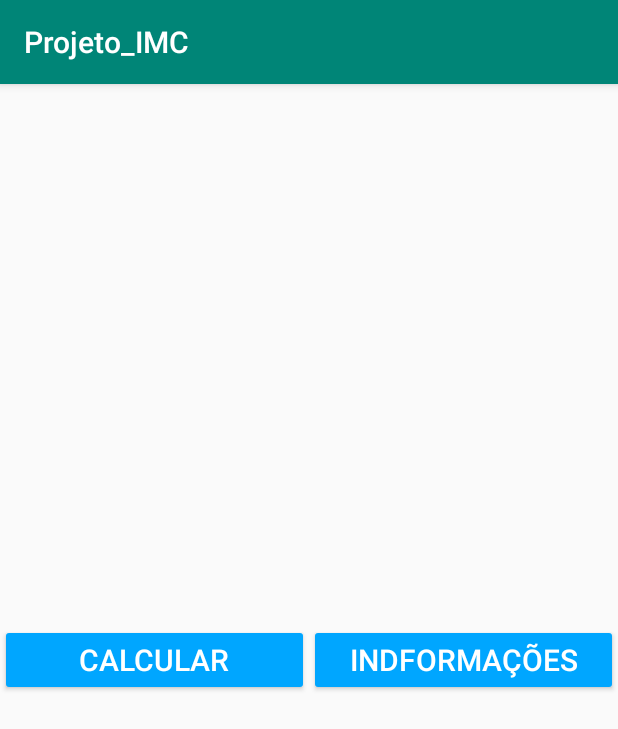
After one commit to ksanches/APP_IMC, an Android app: the fragment PrimeiroFragment shown on its own in the app's theme, on a phone screen of 412 x 824 dp. The commit adds this screen. Shown: the top 729 px of the screen. Run offline under Robolectric (Android 15) with nearby library versions, the phone set to English and light mode, and no system bars.

Commit message:
fragments

```diff
--- a/Projeto_IMC/app/build.gradle
+++ b/Projeto_IMC/app/build.gradle
@@ -23,6 +23,7 @@ dependencies {
     implementation fileTree(dir: 'libs', include: ['*.jar'])
     implementation 'androidx.appcompat:appcompat:1.1.0'
     implementation 'androidx.constraintlayout:constraintlayout:1.1.3'
+    implementation 'androidx.legacy:legacy-support-v4:1.0.0'
     testImplementation 'junit:junit:4.12'
     androidTestImplementation 'androidx.test:runner:1.1.1'
     androidTestImplementation 'androidx.test.espresso:espresso-core:3.1.1'
--- /dev/null
+++ b/Projeto_IMC/app/src/main/java/com/example/projeto_imc/PrimeiroFragment.java
@@ -0,0 +1,31 @@
+package com.example.projeto_imc;
+
+
+import android.os.Bundle;
+
+import androidx.fragment.app.Fragment;
+
+import android.view.LayoutInflater;
+import android.view.View;
+import android.view.ViewGroup;
+
+
+/**
+ * A simple {@link Fragment} subclass.
+ */
+public class PrimeiroFragment extends Fragment {
+
+
+    public PrimeiroFragment() {
+        // Required empty public constructor
+    }
+
+
+    @Override
+    public View onCreateView(LayoutInflater inflater, ViewGroup container,
+                             Bundle savedInstanceState) {
+        // Inflate the layout for this fragment
+        return inflater.inflate(R.layout.fragment_primeiro, container, false);
+    }
+
+}
--- /dev/null
+++ b/Projeto_IMC/app/src/main/java/com/example/projeto_imc/interfaces/Comunicador.java
@@ -0,0 +1,6 @@
+package com.example.projeto_imc.interfaces;
+
+public interface Comunicador {
+    //Método que recebe como parametro um objeto do tipo SistemaOperacional
+    void recebeMensagem(IMC imc);
+}
--- /dev/null
+++ b/Projeto_IMC/app/src/main/res/layout/fragment_primeiro.xml
@@ -0,0 +1,29 @@
+<?xml version="1.0" encoding="utf-8"?>
+<LinearLayout xmlns:android="http://schemas.android.com/apk/res/android"
+    xmlns:tools="http://schemas.android.com/tools"
+    android:layout_width="match_parent"
+    android:layout_height="match_parent"
+    tools:context=".PrimeiroFragment">
+
+    <Button
+        android:id="@+id/btnAndroid"
+        android:layout_width="0dp"
+        android:layout_weight="1"
+        android:layout_height="wrap_content"
+        android:backgroundTint="#00A6FF"
+        android:text="Calcular"
+        android:textColor="#FFFF"
+        android:textSize="20sp"
+        android:layout_gravity="center_vertical"/>
+
+    <Button
+        android:id="@+id/btnIos"
+        android:layout_width="0dp"
+        android:layout_weight="1"
+        android:layout_height="wrap_content"
+        android:backgroundTint="#00A6FF"
+        android:text="Indformações"
+        android:textColor="#FFFFFF"
+        android:textSize="20sp"
+        android:layout_gravity="center_vertical"/>
+</LinearLayout>
--- a/Projeto_IMC/app/src/main/res/values/strings.xml
+++ b/Projeto_IMC/app/src/main/res/values/strings.xml
@@ -1,3 +1,6 @@
 <resources>
     <string name="app_name">Projeto_IMC</string>
+
+    <!-- TODO: Remove or change this placeholder text -->
+    <string name="hello_blank_fragment">Hello blank fragment</string>
 </resources>
```
Also changed, not shown: Projeto_IMC/app/src/main/java/com/example/projeto_imc/model/IMC.java (added, +63 -0 lines), 10 other files.
